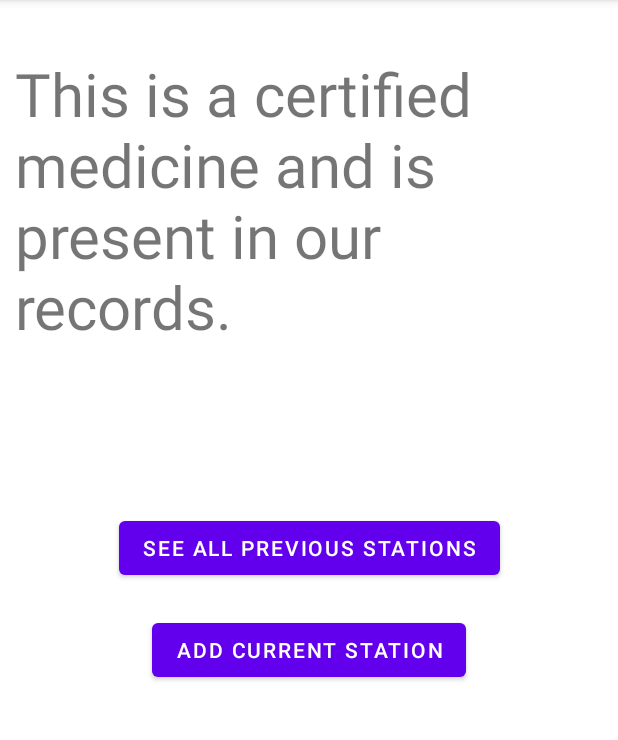
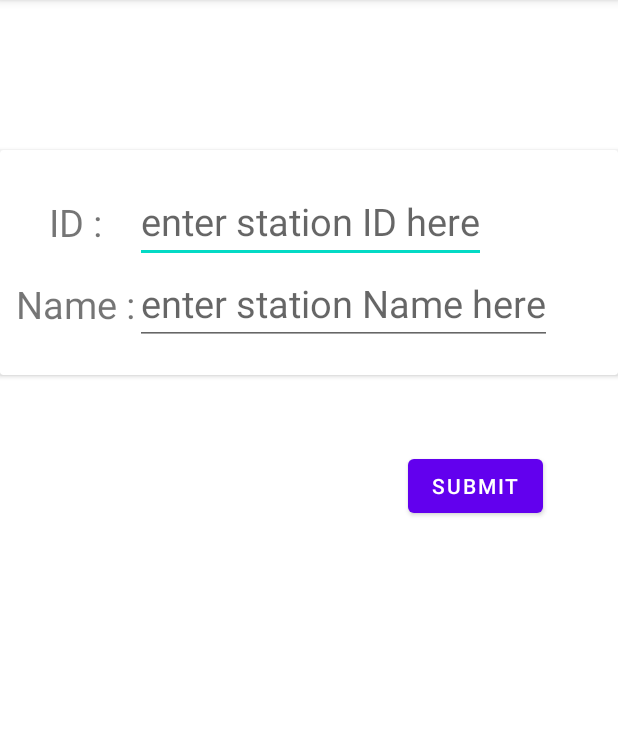
Before and after one commit to gururani-abhishek/DrugDetection, an Android app: the AddStationActivity screen opened directly, with no data from a screen before it, on a phone screen of 412 x 824 dp, the part 84-824 px from its top. Run offline under Robolectric (Android 15) with nearby library versions, the phone set to English and light mode, and no system bars.

Commit message:
added recycler view, using which added see previous stations, added only xml layout for add current station

```diff
--- a/app/build.gradle
+++ b/app/build.gradle
@@ -44,7 +44,7 @@ dependencies {
     implementation 'com.google.firebase:firebase-analytics-ktx'
     implementation 'com.google.firebase:firebase-firestore-ktx'
 
-
+    implementation'com.firebaseui:firebase-ui-firestore:8.0.2'
     implementation 'androidx.constraintlayout:constraintlayout:2.1.4'
     implementation 'com.google.firebase:firebase-auth-ktx'
     testImplementation 'junit:junit:4.13.2'
--- a/app/src/main/java/com/example/drugdetection/AdminActivities/AdminCertifiedMed.kt
+++ b/app/src/main/java/com/example/drugdetection/AddStationActivity.kt
@@ -2,17 +2,14 @@ package com.example.drugdetection
 
 import androidx.appcompat.app.AppCompatActivity
 import android.os.Bundle
-import android.widget.Toast
+import com.example.drugdetection.R
 
-class AdminCertifiedMed : AppCompatActivity() {
+class AddStationActivity : AppCompatActivity() {
     override fun onCreate(savedInstanceState: Bundle?) {
         super.onCreate(savedInstanceState)
-        setContentView(R.layout.activity_admin_certified_med)
+        setContentView(R.layout.activity_add_station)
 
-        val intent = intent
         val uniqueId = intent.getStringExtra("UNIQUE_ID")
-
-//        Toast.makeText(this, "UNIQUE_ID = $uniqueId", Toast.LENGTH_LONG).show()
 
     }
 }
--- /dev/null
+++ b/app/src/main/java/com/example/drugdetection/PrevStation.kt
@@ -0,0 +1,6 @@
+package com.example.drugdetection
+
+data class PrevStation(
+    val station : String = "",
+    val stationId : String = ""
+)
--- /dev/null
+++ b/app/src/main/res/layout/activity_add_station.xml
@@ -0,0 +1,112 @@
+<?xml version="1.0" encoding="utf-8"?>
+<androidx.constraintlayout.widget.ConstraintLayout xmlns:android="http://schemas.android.com/apk/res/android"
+    xmlns:app="http://schemas.android.com/apk/res-auto"
+    xmlns:tools="http://schemas.android.com/tools"
+    android:layout_width="match_parent"
+    android:layout_height="match_parent"
+    tools:context=".AddStationActivity">
+
+<androidx.cardview.widget.CardView
+    android:id="@+id/cardView"
+    android:layout_width="match_parent"
+    android:layout_height="150dp"
+    app:layout_constraintTop_toTopOf="parent"
+    app:layout_constraintRight_toRightOf="parent"
+    app:layout_constraintLeft_toLeftOf="parent"
+    android:layout_marginTop="100dp"
+    >
+
+    <androidx.constraintlayout.widget.ConstraintLayout
+        android:layout_width="match_parent"
+        android:layout_height="match_parent"
+        android:padding="10dp">
+
+        <androidx.appcompat.widget.LinearLayoutCompat
+            android:id="@+id/inputTray"
+            android:layout_width="match_parent"
+            android:layout_height="75dp"
+            app:layout_constraintTop_toTopOf="parent"
+            app:layout_constraintRight_toRightOf="parent"
+            app:layout_constraintLeft_toLeftOf="parent"
+            >
+            <androidx.constraintlayout.widget.ConstraintLayout
+                android:layout_width="match_parent"
+                android:layout_height="match_parent"
+                >
+
+                <TextView
+                    android:id="@+id/textView"
+                    android:gravity="center"
+                    android:layout_width="80dp"
+                    android:layout_height="wrap_content"
+                    android:text="ID :"
+                    android:textSize="25sp"
+                    app:layout_constraintBottom_toBottomOf="parent"
+                    app:layout_constraintLeft_toLeftOf="parent"
+                    app:layout_constraintTop_toTopOf="parent" />
+
+                <EditText
+                    android:layout_width="0dp"
+                    android:layout_height="wrap_content"
+                    android:hint="enter station ID here"
+                    android:textSize="25sp"
+                    app:layout_constraintBottom_toBottomOf="parent"
+                    app:layout_constraintRight_toRightOf="parent"
+                    app:layout_constraintStart_toEndOf="@+id/textView"
+                    app:layout_constraintTop_toTopOf="parent" />
+            </androidx.constraintlayout.widget.ConstraintLayout>
+
+        </androidx.appcompat.widget.LinearLayoutCompat>
+
+
+        <androidx.appcompat.widget.LinearLayoutCompat
+            android:layout_width="match_parent"
+            android:layout_height="75dp"
+            app:layout_constraintBottom_toBottomOf="parent"
+            app:layout_constraintRight_toRightOf="parent"
+            app:layout_constraintLeft_toLeftOf="parent"
+            >
+
+            <androidx.constraintlayout.widget.ConstraintLayout
+                android:layout_width="match_parent"
+                android:layout_height="match_parent"
+                >
+
+                <TextView
+                    android:id="@+id/textView2"
+                    android:layout_width="80dp"
+                    android:layout_height="wrap_content"
+                    android:text="Name :"
+                    android:gravity="center"
+                    android:textSize="25sp"
+                    app:layout_constraintBottom_toBottomOf="parent"
+                    app:layout_constraintLeft_toLeftOf="parent"
+                    app:layout_constraintTop_toTopOf="parent"
+                    />
+
+                <EditText
+                    android:layout_width="0dp"
+                    android:layout_height="wrap_content"
+                    android:hint="enter station Name here"
+                    android:textSize="25sp"
+                    app:layout_constraintBottom_toBottomOf="parent"
+                    app:layout_constraintRight_toRightOf="parent"
+                    app:layout_constraintStart_toEndOf="@+id/textView2"
+                    app:layout_constraintTop_toTopOf="parent" />
+            </androidx.constraintlayout.widget.ConstraintLayout>
+
+        </androidx.appcompat.widget.LinearLayoutCompat>
+
+    </androidx.constraintlayout.widget.ConstraintLayout>
+</androidx.cardview.widget.CardView>
+
+
+    <Button
+        android:layout_width="wrap_content"
+        android:layout_height="wrap_content"
+        app:layout_constraintTop_toBottomOf="@+id/cardView"
+        app:layout_constraintRight_toRightOf="parent"
+        android:text="submit"
+        android:layout_margin="50dp"
+        />
+</androidx.constraintlayout.widget.ConstraintLayout>
--- a/app/src/main/res/layout/activity_admin_certified_med.xml
+++ b/app/src/main/res/layout/activity_admin_certified_med.xml
@@ -34,6 +34,7 @@
         />
 
     <Button
+        android:id="@+id/addStations"
         android:layout_width="wrap_content"
         android:layout_height="wrap_content"
         android:text="add current station"
```
Also changed, not shown: app/src/main/AndroidManifest.xml (+10 -3 lines), app/src/main/java/com/example/drugdetection/AdminCertifiedMed.kt (added, +27 -0 lines), app/src/main/java/com/example/drugdetection/CertifiedMedicine.kt (renamed from app/src/main/java/com/example/drugdetection/CustActivities/CertifiedMedicine.kt, +8 -1 lines), app/src/main/java/com/example/drugdetection/CustomAdapter.kt (added, +49 -0 lines), app/src/main/java/com/example/drugdetection/PreviousStationsPresentationActivity.kt (added, +80 -0 lines), app/src/main/res/layout/activity_previous_stations_presentation.xml (added, +27 -0 lines), app/src/main/res/layout/item_station.xml (added, +51 -0 lines), app/src/main/java/com/example/drugdetection/AdminActivity.kt (renamed from app/src/main/java/com/example/drugdetection/AdminActivities/AdminActivity.kt), app/src/main/java/com/example/drugdetection/AdminMedCheck.kt (renamed from app/src/main/java/com/example/drugdetection/AdminActivities/AdminMedCheck.kt), app/src/main/java/com/example/drugdetection/CustomerActivity.kt (renamed from app/src/main/java/com/example/drugdetection/CustActivities/CustomerActivity.kt), app/src/main/java/com/example/drugdetection/FakeMedicine.kt (renamed from app/src/main/java/com/example/drugdetection/CommonActivities/FakeMedicine.kt), app/src/main/java/com/example/drugdetection/SplashScreenViewModel.kt (renamed from app/src/main/java/com/example/drugdetection/ViewModels/SplashScreenViewModel.kt).
